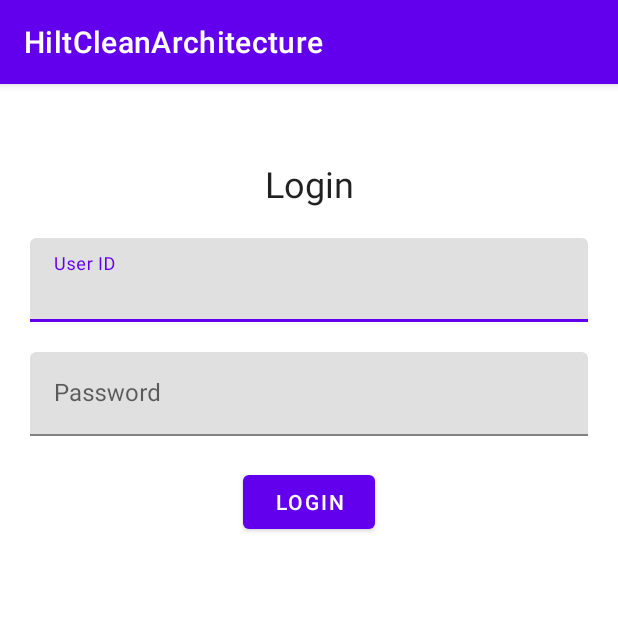
After one commit to OverLordAct/HiltCleanArchitecture, an Android app: the LoginActivity screen opened directly, with no data from a screen before it, on a phone screen of 412 x 824 dp, the top half of it. The commit adds this screen. Run offline under Robolectric (Android 15) with nearby library versions, the phone set to English and light mode, and no system bars.

Commit message:
Created views

```diff
--- a/app/build.gradle
+++ b/app/build.gradle
@@ -73,4 +73,8 @@ dependencies {
     // Retrofit
     implementation 'com.squareup.retrofit2:retrofit:2.9.0'
     implementation 'com.squareup.retrofit2:converter-gson:2.9.0'
+
+    // Dagger
+    implementation 'com.google.dagger:dagger:2.29.1'
+    kapt 'com.google.dagger:dagger-compiler:2.29.1'
 }
--- a/app/src/main/java/com/joydeep/hiltcleanarchitecture/di/NetworkModule.kt
+++ b/app/src/main/java/com/joydeep/hiltcleanarchitecture/common/di/NetworkModule.kt
@@ -1,4 +1,4 @@
-package com.joydeep.hiltcleanarchitecture.di
+package com.joydeep.hiltcleanarchitecture.common.di
 
 import com.google.gson.Gson
 import com.google.gson.GsonBuilder
--- /dev/null
+++ b/app/src/main/java/com/joydeep/hiltcleanarchitecture/login/view/LoginActivity.kt
@@ -0,0 +1,12 @@
+package com.joydeep.hiltcleanarchitecture.login.view
+
+import androidx.appcompat.app.AppCompatActivity
+import android.os.Bundle
+import com.joydeep.hiltcleanarchitecture.R
+
+class LoginActivity : AppCompatActivity() {
+    override fun onCreate(savedInstanceState: Bundle?) {
+        super.onCreate(savedInstanceState)
+        setContentView(R.layout.activity_login)
+    }
+}
--- a/app/src/main/java/com/joydeep/hiltcleanarchitecture/main/ui/MainActivity.kt
+++ b/app/src/main/java/com/joydeep/hiltcleanarchitecture/main/view/MainActivity.kt
@@ -1,4 +1,4 @@
-package com.joydeep.hiltcleanarchitecture.main.ui
+package com.joydeep.hiltcleanarchitecture.main.view
 
 import androidx.appcompat.app.AppCompatActivity
 import android.os.Bundle
--- /dev/null
+++ b/app/src/main/res/layout/activity_login.xml
@@ -0,0 +1,68 @@
+<?xml version="1.0" encoding="utf-8"?>
+<androidx.constraintlayout.widget.ConstraintLayout xmlns:android="http://schemas.android.com/apk/res/android"
+    xmlns:app="http://schemas.android.com/apk/res-auto"
+    xmlns:tools="http://schemas.android.com/tools"
+    android:layout_width="match_parent"
+    android:layout_height="match_parent"
+    tools:context=".login.view.LoginActivity">
+
+    <TextView
+        android:id="@+id/header"
+        android:layout_width="wrap_content"
+        android:layout_height="wrap_content"
+        android:layout_marginTop="50dp"
+        android:text="Login"
+        android:textAppearance="@style/TextAppearance.AppCompat.Headline"
+        app:layout_constraintEnd_toEndOf="parent"
+        app:layout_constraintStart_toStartOf="parent"
+        app:layout_constraintTop_toTopOf="parent" />
+
+    <com.google.android.material.textfield.TextInputLayout
+        android:id="@+id/userIdLayout"
+        android:layout_width="match_parent"
+        android:layout_height="wrap_content"
+        android:layout_marginHorizontal="20dp"
+        android:layout_marginTop="20dp"
+        app:layout_constraintEnd_toEndOf="parent"
+        app:layout_constraintStart_toStartOf="parent"
+        app:layout_constraintTop_toBottomOf="@id/header">
+
+        <com.google.android.material.textfield.TextInputEditText
+            android:id="@+id/userIdInput"
+            android:layout_width="match_parent"
+            android:layout_height="wrap_content"
+            android:hint="User ID"
+            android:inputType="number" />
+
+    </com.google.android.material.textfield.TextInputLayout>
+
+    <com.google.android.material.textfield.TextInputLayout
+        android:id="@+id/passwordLayout"
+        android:layout_width="match_parent"
+        android:layout_height="wrap_content"
+        android:layout_marginHorizontal="20dp"
+        android:layout_marginTop="20dp"
+        app:layout_constraintEnd_toEndOf="parent"
+        app:layout_constraintStart_toStartOf="parent"
+        app:layout_constraintTop_toBottomOf="@id/userIdLayout">
+
+        <com.google.android.material.textfield.TextInputEditText
+            android:id="@+id/passwordInput"
+            android:layout_width="match_parent"
+            android:layout_height="wrap_content"
+            android:hint="Password"
+            android:inputType="number" />
+
+    </com.google.android.material.textfield.TextInputLayout>
+
+    <com.google.android.material.button.MaterialButton
+        android:id="@+id/submitButton"
+        android:layout_width="wrap_content"
+        android:layout_height="wrap_content"
+        android:layout_marginTop="20dp"
+        android:text="Login"
+        app:layout_constraintEnd_toEndOf="@id/userIdLayout"
+        app:layout_constraintStart_toStartOf="@id/userIdLayout"
+        app:layout_constraintTop_toBottomOf="@id/passwordLayout" />
+
+</androidx.constraintlayout.widget.ConstraintLayout>
--- a/app/src/main/res/layout/activity_main.xml
+++ b/app/src/main/res/layout/activity_main.xml
@@ -4,7 +4,7 @@
     xmlns:tools="http://schemas.android.com/tools"
     android:layout_width="match_parent"
     android:layout_height="match_parent"
-    tools:context=".main.ui.MainActivity">
+    tools:context=".main.view.MainActivity">
 
     <com.google.android.material.textfield.TextInputLayout
         android:id="@+id/userIdLayout"
```
Also changed, not shown: app/src/main/AndroidManifest.xml (+6 -2 lines), app/src/main/java/com/joydeep/hiltcleanarchitecture/account/view/AccountActivity.kt (added, +12 -0 lines), app/src/main/java/com/joydeep/hiltcleanarchitecture/dashboard/view/DashboardActivity.kt (added, +12 -0 lines), app/src/main/java/com/joydeep/hiltcleanarchitecture/splash/view/SplashActivity.kt (added, +12 -0 lines), app/src/main/res/layout/activity_account.xml (added, +42 -0 lines), app/src/main/res/layout/activity_dashboard.xml (added, +53 -0 lines), app/src/main/res/layout/activity_splash.xml (added, +20 -0 lines).
